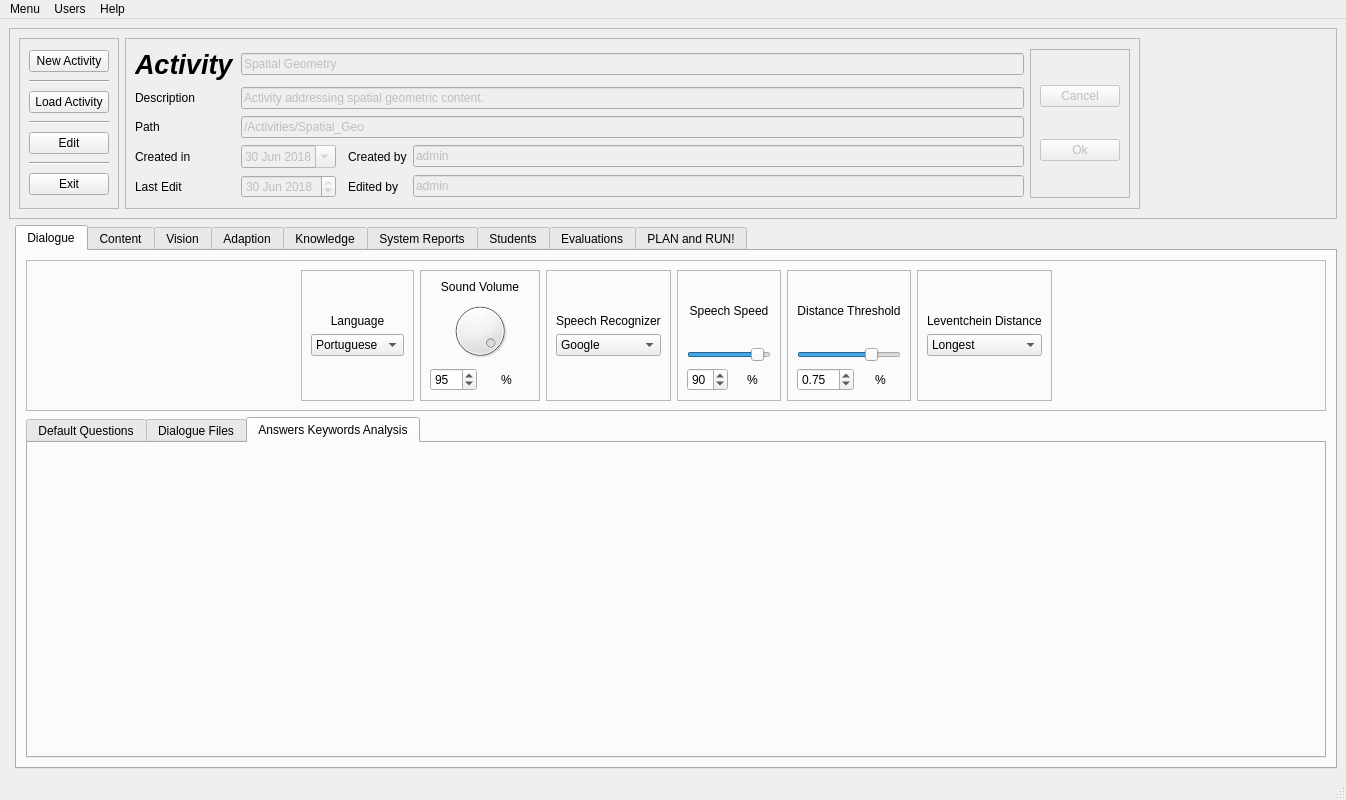
The window that Arch_2_1/GUI/activities_Manager.ui (LAR-Educational/Architecture_v2_0) describes before a commit, drawn with Qt 5.
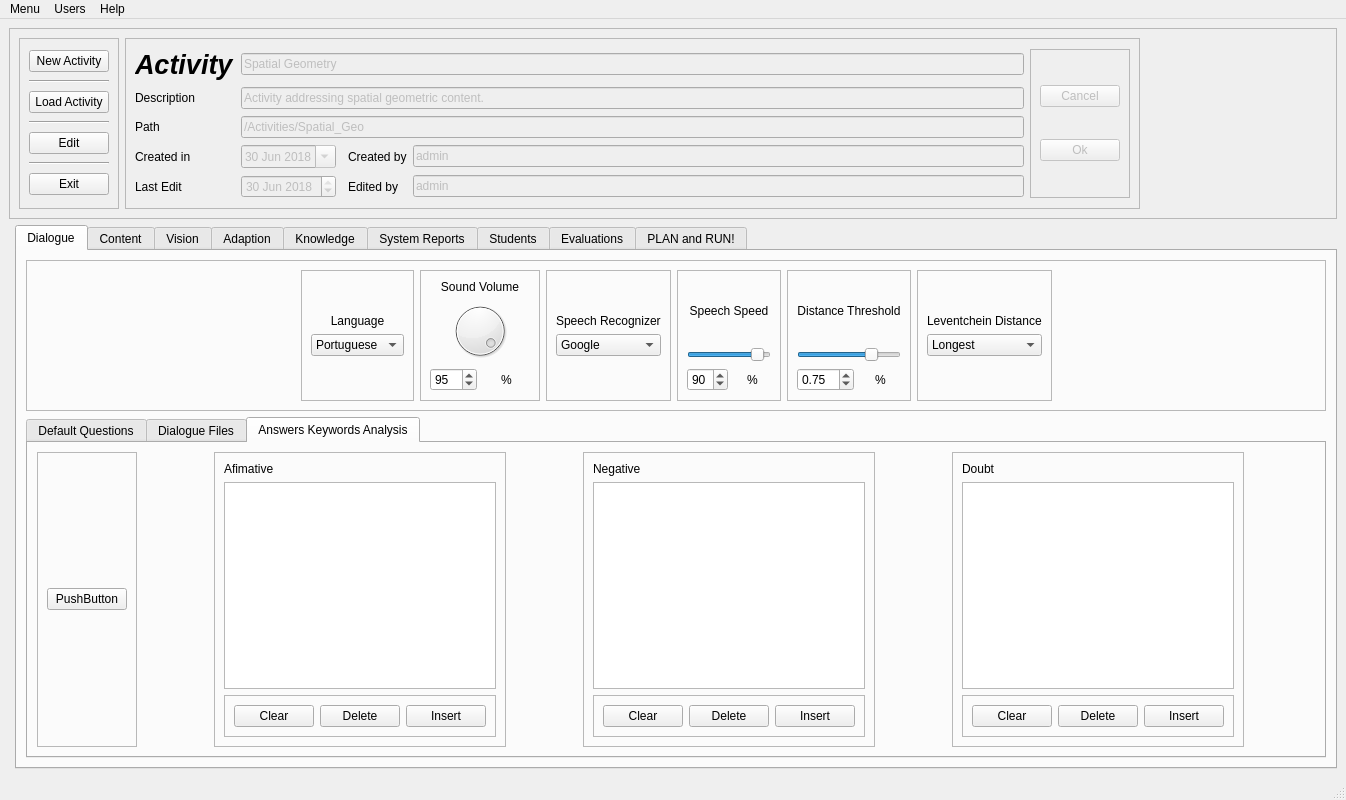
The same window after the commit. The open tabs and pages were chosen to show the change. Icons and pictures are not drawn.

Diff of the .ui file:
```diff
--- a/Arch_2_1/GUI/activities_Manager.ui
+++ b/Arch_2_1/GUI/activities_Manager.ui
@@ -932,6 +932,244 @@
            <attribute name="title">
             <string>Answers Keywords Analysis</string>
            </attribute>
+           <layout class="QHBoxLayout" name="horizontalLayout_15">
+            <item>
+             <widget class="QFrame" name="frame_69">
+              <property name="frameShape">
+               <enum>QFrame::StyledPanel</enum>
+              </property>
+              <property name="frameShadow">
+               <enum>QFrame::Raised</enum>
+              </property>
+              <layout class="QVBoxLayout" name="verticalLayout_13">
+               <item>
+                <widget class="QPushButton" name="pushButton_34">
+                 <property name="text">
+                  <string>PushButton</string>
+                 </property>
+                </widget>
+               </item>
+              </layout>
+             </widget>
+            </item>
+            <item>
+             <spacer name="horizontalSpacer_13">
+              <property name="orientation">
+               <enum>Qt::Horizontal</enum>
+              </property>
+              <property name="sizeHint" stdset="0">
+               <size>
+                <width>45</width>
+                <height>20</height>
+               </size>
+              </property>
+             </spacer>
+            </item>
+            <item>
+             <widget class="QFrame" name="frame_59">
+              <property name="frameShape">
+               <enum>QFrame::StyledPanel</enum>
+              </property>
+              <property name="frameShadow">
+               <enum>QFrame::Raised</enum>
+              </property>
+              <layout class="QVBoxLayout" name="verticalLayout_6">
+               <item>
+                <widget class="QLabel" name="label_119">
+                 <property name="text">
+                  <string>Afimative</string>
+                 </property>
+                </widget>
+               </item>
+               <item>
+                <widget class="QTableWidget" name="tableWidget_5"/>
+               </item>
+               <item>
+                <widget class="QFrame" name="frame_64">
+                 <property name="frameShape">
+                  <enum>QFrame::StyledPanel</enum>
+                 </property>
+                 <property name="frameShadow">
+                  <enum>QFrame::Raised</enum>
+                 </property>
+                 <layout class="QHBoxLayout" name="horizontalLayout_12">
+                  <item>
+                   <widget class="QPushButton" name="pushButton_27">
+                    <property name="text">
+                     <string>Clear</string>
+                    </property>
+                   </widget>
+                  </item>
+                  <item>
+                   <widget class="QPushButton" name="pushButton_26">
+                    <property name="text">
+                     <string>Delete</string>
+                    </property>
+                   </widget>
+                  </item>
+                  <item>
+                   <widget class="QPushButton" name="pushButton_25">
+                    <property name="text">
+                     <string>Insert</string>
+                    </property>
+                   </widget>
+                  </item>
+                 </layout>
+                </widget>
+               </item>
+              </layout>
+             </widget>
+            </item>
+            <item>
+             <spacer name="horizontalSpacer_15">
+              <property name="orientation">
+               <enum>Qt::Horizontal</enum>
+              </property>
+              <property name="sizeHint" stdset="0">
+               <size>
+                <width>44</width>
+                <height>20</height>
+               </size>
+              </property>
+             </spacer>
+            </item>
+            <item>
+             <widget class="QFrame" name="frame_65">
+              <property name="frameShape">
+               <enum>QFrame::StyledPanel</enum>
+              </property>
+              <property name="frameShadow">
+               <enum>QFrame::Raised</enum>
+              </property>
+              <layout class="QVBoxLayout" name="verticalLayout_7">
+               <item>
+                <widget class="QLabel" name="label_120">
+                 <property name="text">
+                  <string>Negative</string>
+                 </property>
+                </widget>
+               </item>
+               <item>
+                <widget class="QTableWidget" name="tableWidget_6"/>
+               </item>
+               <item>
+                <widget class="QFrame" name="frame_66">
+                 <property name="frameShape">
+                  <enum>QFrame::StyledPanel</enum>
+                 </property>
+                 <property name="frameShadow">
+                  <enum>QFrame::Raised</enum>
+                 </property>
+                 <layout class="QHBoxLayout" name="horizontalLayout_13">
+                  <item>
+                   <widget class="QPushButton" name="pushButton_28">
+                    <property name="text">
+                     <string>Clear</string>
+                    </property>
+                   </widget>
+                  </item>
+                  <item>
+                   <widget class="QPushButton" name="pushButton_29">
+                    <property name="text">
+                     <string>Delete</string>
+                    </property>
+                   </widget>
+                  </item>
+                  <item>
+                   <widget class="QPushButton" name="pushButton_30">
+                    <property name="text">
+                     <string>Insert</string>
+                    </property>
+                   </widget>
+                  </item>
+                 </layout>
+                </widget>
+               </item>
+              </layout>
+             </widget>
+            </item>
+            <item>
+             <spacer name="horizontalSpacer_16">
+              <property name="orientation">
+               <enum>Qt::Horizontal</enum>
+              </property>
+              <property name="sizeHint" stdset="0">
+               <size>
+                <width>45</width>
+                <height>20</height>
+               </size>
+              </property>
+             </spacer>
+            </item>
+            <item>
+             <widget class="QFrame" name="frame_67">
+              <property name="frameShape">
+               <enum>QFrame::StyledPanel</enum>
+              </property>
+              <property name="frameShadow">
+               <enum>QFrame::Raised</enum>
+              </property>
+              <layout class="QVBoxLayout" name="verticalLayout_8">
+               <item>
+                <widget class="QLabel" name="label_134">
+                 <property name="text">
+                  <string>Doubt</string>
+                 </property>
+                </widget>
+               </item>
+               <item>
+                <widget class="QTableWidget" name="tableWidget_7"/>
+               </item>
+               <item>
+                <widget class="QFrame" name="frame_68">
+                 <property name="frameShape">
+                  <enum>QFrame::StyledPanel</enum>
+                 </property>
+                 <property name="frameShadow">
+                  <enum>QFrame::Raised</enum>
+                 </property>
+                 <layout class="QHBoxLayout" name="horizontalLayout_14">
+                  <item>
+                   <widget class="QPushButton" name="pushButton_31">
+                    <property name="text">
+                     <string>Clear</string>
+                    </property>
+                   </widget>
+                  </item>
+                  <item>
+                   <widget class="QPushButton" name="pushButton_32">
+                    <property name="text">
+                     <string>Delete</string>
+                    </property>
+                   </widget>
+                  </item>
+                  <item>
+                   <widget class="QPushButton" name="pushButton_33">
+                    <property name="text">
+                     <string>Insert</string>
+                    </property>
+                   </widget>
+                  </item>
+                 </layout>
+                </widget>
+               </item>
+              </layout>
+             </widget>
+            </item>
+            <item>
+             <spacer name="horizontalSpacer_17">
+              <property name="orientation">
+               <enum>Qt::Horizontal</enum>
+              </property>
+              <property name="sizeHint" stdset="0">
+               <size>
+                <width>44</width>
+                <height>20</height>
+               </size>
+              </property>
+             </spacer>
+            </item>
+           </layout>
           </widget>
          </widget>
         </item>
```
Left out of the diff: 4 changed lines with no effect on the pictures.
